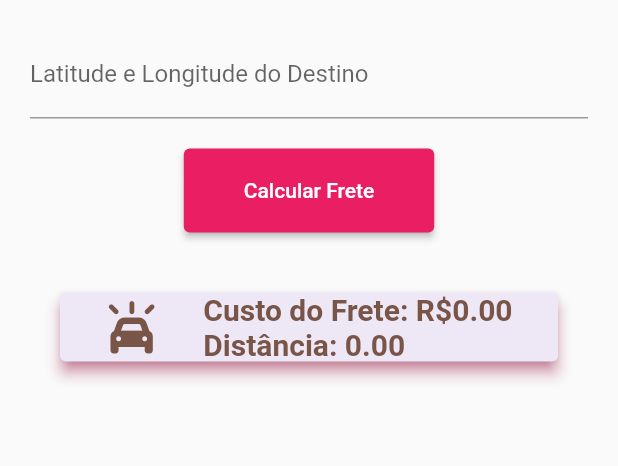
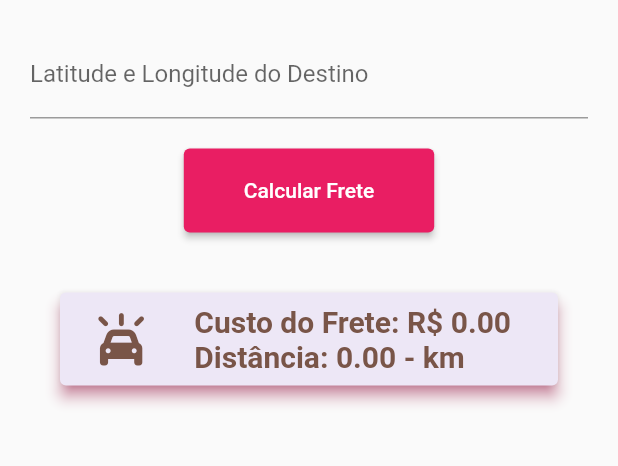
Before and after one commit to EricksonDutra/calcula-frete, a Flutter app: the screen it shows after launch, on a phone screen of 412 x 824 dp, the part 384-850 px from its top. Run offline on Flutter 3.47's test engine with Material 2 defaults, Android fonts, the phone set to English and light mode, and no system bars; our stand-ins replace font_awesome_flutter, geolocator.

Commit message:
:construction: pequenos ajustes

```diff
--- a/lib/main.dart
+++ b/lib/main.dart
@@ -1,4 +1,4 @@
-import 'package:calcula_cep/screen/home_page.dart';
+import 'package:calcula_frete/screen/home_page.dart';
 import 'package:flutter/material.dart';
 
 void main() {
--- a/lib/screen/home_page.dart
+++ b/lib/screen/home_page.dart
@@ -75,9 +75,12 @@ class _HomePageState extends State<HomePage> {
                       color: Colors.brown,
                       size: 35,
                     ),
-                    Text(
-                      "Custo do Frete: R\$${custoDoFrete.toStringAsFixed(2)}\nDistância: ${distancia.toStringAsFixed(2)}",
-                      style: const TextStyle(fontSize: 20, fontWeight: FontWeight.w600, color: Colors.brown),
+                    Padding(
+                      padding: const EdgeInsets.all(8.0),
+                      child: Text(
+                        "Custo do Frete: R\$ ${custoDoFrete.toStringAsFixed(2)}\nDistância: ${distancia.toStringAsFixed(2)} - km",
+                        style: const TextStyle(fontSize: 20, fontWeight: FontWeight.w600, color: Colors.brown),
+                      ),
                     ),
                   ],
                 ),
```
Also changed, not shown: pubspec.yaml (+9 -1 lines), pubspec.lock, 6 other files.
